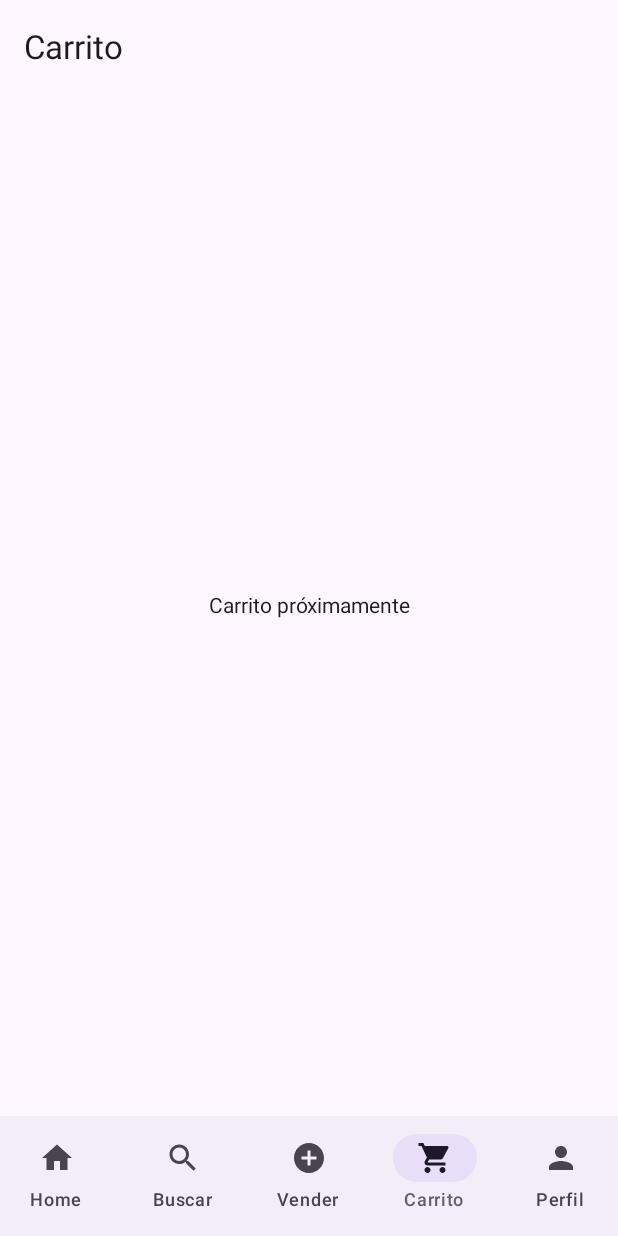
After one commit to Alonsini/Tiendaza-android, an Android app built with Jetpack Compose: the CartScreen screen opened through its navigation route, on a phone screen of 412 x 824 dp. The commit adds this screen. Run offline under Robolectric (Android 15) with nearby library versions, the phone set to English and light mode, and no system bars; 2 statements that could not run were skipped.

Commit message:
26/10 22:10
agregué un permiso que me faltaba, además de carritoscreen y la ruta

```diff
--- a/app/src/main/AndroidManifest.xml
+++ b/app/src/main/AndroidManifest.xml
@@ -4,6 +4,7 @@
 
     <uses-permission android:name="android.permission.CAMERA"/>
     <uses-permission android:name="android.permission.READ_EXTERNAL_STORAGE"/>
+    <uses-permission android:name="android.permission.READ_MEDIA_IMAGES"/>
 
 
 
--- a/app/src/main/java/com/example/tiendaza/MainActivity.kt
+++ b/app/src/main/java/com/example/tiendaza/MainActivity.kt
@@ -24,6 +24,9 @@ import com.example.tiendaza.ui.screens.SearchScreen
 import com.example.tiendaza.ui.screens.VenderScreen
 import com.example.tiendaza.ui.theme.TiendazaTheme
 import com.example.tiendaza.ui.viewmodel.MainViewModel
+import com.example.tiendaza.ui.screens.CartScreen
+
+
 
 class MainActivity : ComponentActivity() {
     override fun onCreate(savedInstanceState: Bundle?) {
@@ -77,7 +80,9 @@ fun App() {
             composable(Routes.SELL) {
                 VenderScreen()
             }
-
+            composable(Routes.CART){
+                CartScreen()
+            }
         }
     }
 }
--- /dev/null
+++ b/app/src/main/java/com/example/tiendaza/ui/screens/CartScreen.kt
@@ -0,0 +1,35 @@
+package com.example.tiendaza.ui.screens
+
+import androidx.compose.foundation.layout.Box
+import androidx.compose.foundation.layout.fillMaxSize
+import androidx.compose.foundation.layout.padding
+import androidx.compose.material3.ExperimentalMaterial3Api
+import androidx.compose.material3.Scaffold
+import androidx.compose.material3.Text
+import androidx.compose.material3.TopAppBar
+import androidx.compose.runtime.Composable
+import androidx.compose.ui.Alignment
+import androidx.compose.ui.Modifier
+import androidx.compose.ui.text.style.TextAlign
+
+@OptIn(ExperimentalMaterial3Api::class)
+@Composable
+fun CartScreen() {
+    Scaffold(
+        topBar = {
+            TopAppBar(title = { Text("Carrito") })
+        }
+    ) { paddingValues ->
+        Box(
+            modifier = Modifier
+                .fillMaxSize()
+                .padding(paddingValues),
+            contentAlignment = Alignment.Center
+        ) {
+            Text(
+                text = "Carrito próximamente",
+                textAlign = TextAlign.Center
+            )
+        }
+    }
+}
```
